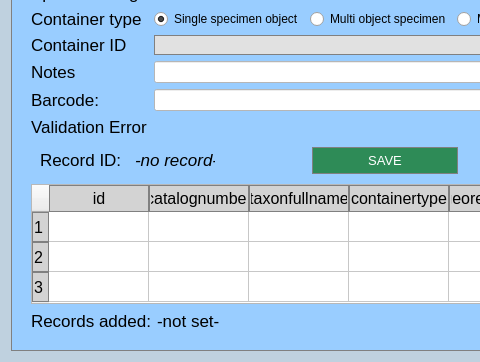
Qt form MassDigitizer/ui/specimendataentry.ui (NHMDenmark/Mass-Digitizer) before a commit; both pictures show x 0 to 480 and y 358 to 720 of the 1080 by 720 pixel window.
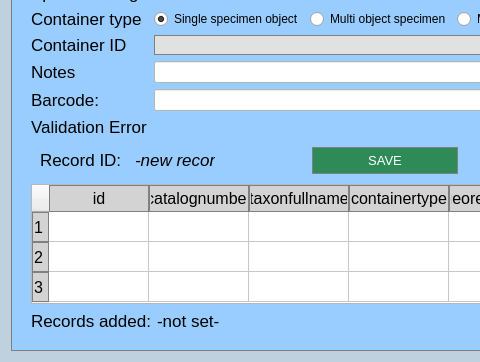
The same form after that commit. Icons and pictures are not drawn.

Commit message:
Enabled record navigation #573
Also made the warning label a little less tall

The edit to the form file:
```diff
--- a/MassDigitizer/ui/specimendataentry.ui
+++ b/MassDigitizer/ui/specimendataentry.ui
@@ -708,7 +708,7 @@
              </font>
             </property>
             <property name="text">
-             <string>-no record-</string>
+             <string>-new record-</string>
             </property>
             <property name="class" stdset="0">
              <string>QLabelPlain</string>
```
The commit also changes 5 other files.
